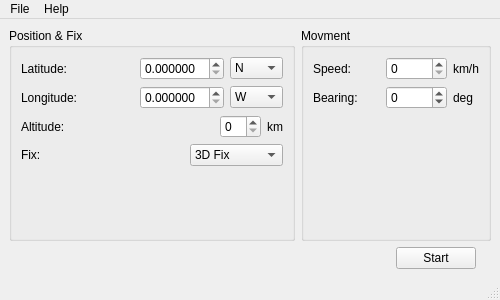
The window that mainwindow.ui (xtremekforever/XKSimulator) describes before a commit, drawn with Qt 5.
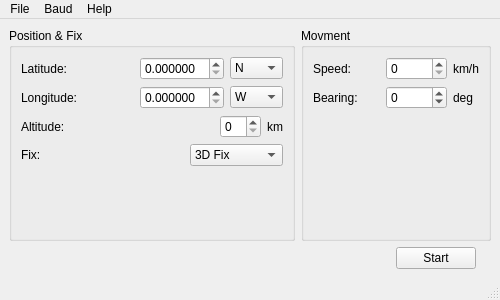
The same window after the commit. Icons and pictures are not drawn.

Patch:
```diff
--- a/mainwindow.ui
+++ b/mainwindow.ui
@@ -382,7 +382,13 @@
     <addaction name="actionAboutQt"/>
     <addaction name="actionAbout"/>
    </widget>
+   <widget class="QMenu" name="menuBaud">
+    <property name="title">
+     <string>Baud</string>
+    </property>
+   </widget>
    <addaction name="menuFile"/>
+   <addaction name="menuBaud"/>
    <addaction name="menuHelp"/>
   </widget>
   <widget class="QStatusBar" name="statusbar"/>
```
